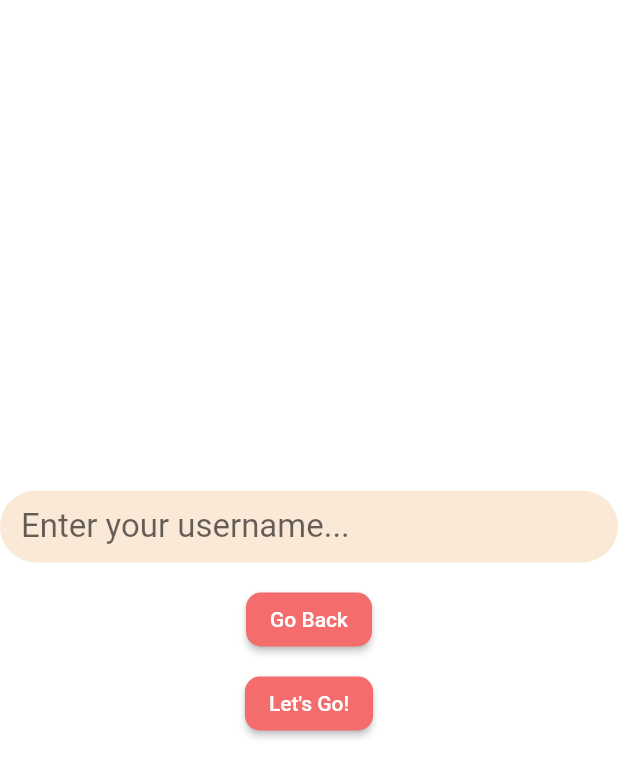
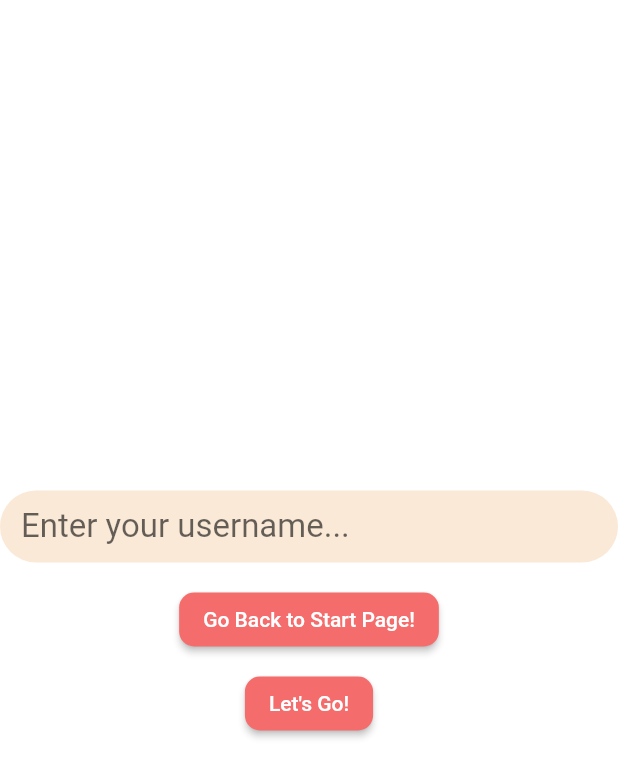
Before and after one commit to ishajain15/UniLyfe, a Flutter app: the UsernamePage screen opened directly, on a phone screen of 412 x 824 dp. Shown: the top 777 px of the screen. Run offline on Flutter 3.47's test engine with Material 2 defaults, Android fonts, the phone set to English and light mode, and no system bars; our stand-ins replace auto_size_text, cloud_firestore, community_material_icon, firebase_auth, firebase_core, font_awesome_flutter and 3 more; missing offline and left inert: polls; accounts and stored records are empty; generated files the repository leaves out were written again.

Commit message:
Link sign-in/sign-up page to username page and link the username page to the ‘edit profile’ page so users can set or edit their username.

```diff
--- a/unilyfe_app/lib/customized_items/buttons/back_button.dart
+++ b/unilyfe_app/lib/customized_items/buttons/back_button.dart
@@ -18,7 +18,7 @@ class BackButtonWidget extends StatelessWidget {
                 borderRadius: BorderRadius.circular(10.0)),
           ),
           child: Text(
-            'Go Back',
+            'Go Back to Start Page!',
             //style: TextStyle(fontWeight: FontWeight.bold, fontSize: 20),
           ),
         ),
--- a/unilyfe_app/lib/main.dart
+++ b/unilyfe_app/lib/main.dart
@@ -3,6 +3,7 @@ import 'package:flutter/material.dart';
 import 'package:google_maps_flutter/google_maps_flutter.dart';
 import 'package:unilyfe_app/customized_items/loaders/color_loader_4.dart';
 import 'package:unilyfe_app/customized_items/loaders/dot_type.dart';
+import 'package:unilyfe_app/page/profile_page.dart';
 import 'package:unilyfe_app/page/start_page.dart';
 import 'package:firebase_core/firebase_core.dart';
 import 'package:unilyfe_app/page/tabs/tabs_page.dart';
@@ -53,7 +54,7 @@ class HomeController extends StatelessWidget {
       builder: (context, AsyncSnapshot<String> snapshot) {
         if (snapshot.connectionState == ConnectionState.active) {
           final signedIn = snapshot.hasData;
-          return signedIn ? TabsPage() : StartPage();
+          return signedIn ? ProfilePage() : StartPage();
         }
         return buildLoading();
       },
--- a/unilyfe_app/lib/page/profile_page.dart
+++ b/unilyfe_app/lib/page/profile_page.dart
@@ -1,4 +1,6 @@
 import 'package:flutter/material.dart';
+import 'package:unilyfe_app/customized_items/buttons/back_button.dart';
+import 'package:unilyfe_app/customized_items/buttons/lets_go_button.dart';
 import 'package:unilyfe_app/models/User.dart';
 import 'package:unilyfe_app/widgets/provider_widget.dart';
 import 'package:cloud_firestore/cloud_firestore.dart';
@@ -74,6 +76,8 @@ class _ProfilePageState extends State<ProfilePage> {
           'AD 255',
           'WGSS 280',
         ], const Color(0xFFF99E3E)),
+          LetsGoButton(),
+          BackButtonWidget(),
       ],
       //),
     ));
```
